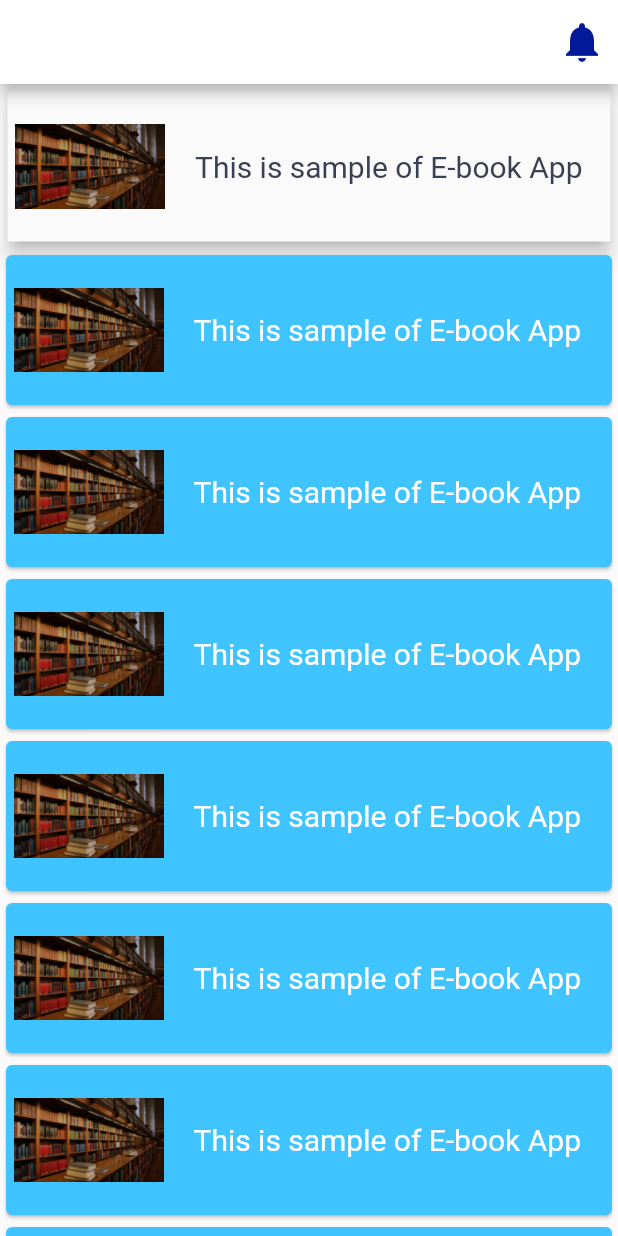
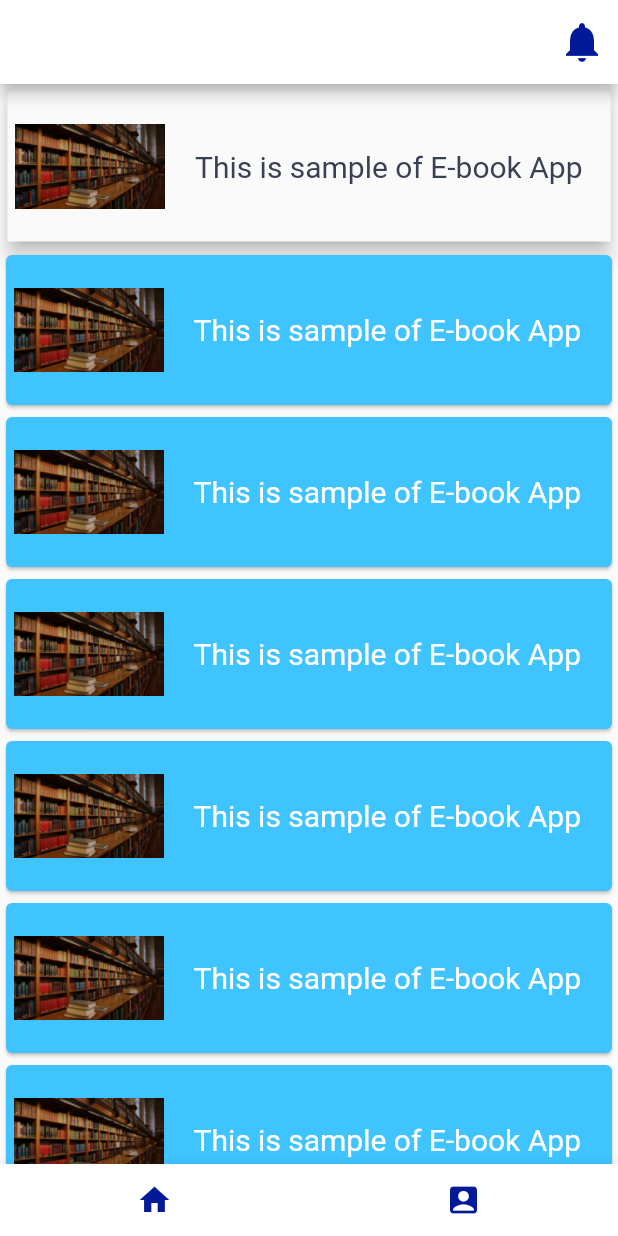
Before and after one commit to vavicheth/CEB, a Flutter app: the HomeScreen screen opened directly, on a phone screen of 412 x 824 dp. Run offline on Flutter 3.47's test engine with Material 2 defaults, Android fonts, the phone set to English and light mode, and no system bars; our stand-ins replace page_transition; missing offline and left inert: loader_search_bar.

```diff
--- a/lib/main.dart
+++ b/lib/main.dart
@@ -1,3 +1,4 @@
+import 'package:ceb/screens/login_screen.dart';
 import 'package:ceb/screens/welcome_screen.dart';
 import 'package:ceb/ui/colors.dart';
 import 'package:ceb/ui/theme.dart';
@@ -16,7 +17,7 @@ class CEBApp extends StatelessWidget {
   Widget build(BuildContext context) {
     return MaterialApp(
       theme: buildThemeData(),
-      home: WelcomeScreen(),
+      home: LoginScreen(),
     );
   }
 }
--- a/lib/screens/home_screen.dart
+++ b/lib/screens/home_screen.dart
@@ -17,6 +17,7 @@ class _HomeScreenState extends State<HomeScreen> {
       drawer: _buildDrawer(),
       appBar: _buildAppBar(),
       body: _buildBody(),
+      bottomNavigationBar: _buildNavigationBar(),
     );
   }
 
@@ -313,4 +314,27 @@ class _HomeScreenState extends State<HomeScreen> {
       ),
     );
   }
+
+  _buildNavigationBar() {
+    return BottomAppBar(
+//      color: primaryDark,
+      child: Row(
+        mainAxisAlignment: MainAxisAlignment.spaceAround,
+        children: <Widget>[
+          IconButton(
+              icon: Icon(
+                Icons.home,
+                color: primaryDark,
+              ),
+              onPressed: null),
+          IconButton(
+              icon: Icon(
+                Icons.account_box,
+                color: primaryDark,
+              ),
+              onPressed: null),
+        ],
+      ),
+    );
+  }
 }
```
Also changed, not shown: lib/screens/login_screen.dart (+69 -1 lines), pubspec.yaml (+7 -0 lines), lib/screens/register_screen.dart (added), pubspec.lock, 2 other files.
